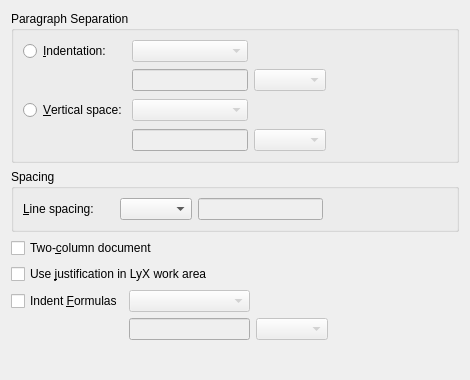
This is src/frontends/qt4/ui/TextLayoutUi.ui in cburschka/lyx as Qt 5 draws it before an edit. The edited form follows.
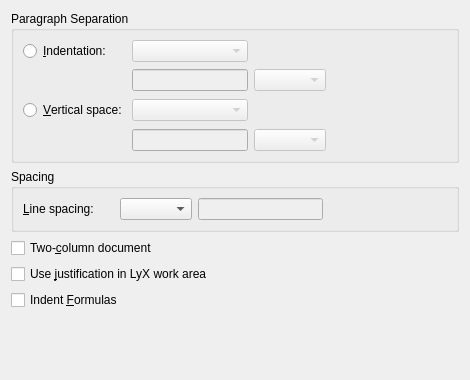
This is the edited form. Custom widgets are drawn as their Qt base class.

Commit message: Move mathindent from text layout to math settings as discussed

Patch:
```diff
--- a/src/frontends/qt4/ui/TextLayoutUi.ui
+++ b/src/frontends/qt4/ui/TextLayoutUi.ui
@@ -14,7 +14,7 @@
    <string/>
   </property>
   <layout class="QGridLayout" name="gridLayout_3">
-   <item row="0" column="0" colspan="4">
+   <item row="0" column="0" colspan="3">
     <widget class="QGroupBox" name="separateGB">
      <property name="title">
       <string>Paragraph Separation</string>
@@ -185,7 +185,7 @@
      </layout>
     </widget>
    </item>
-   <item row="1" column="0" colspan="4">
+   <item row="1" column="0" colspan="3">
     <widget class="QGroupBox" name="spacingGB">
      <property name="minimumSize">
       <size>
@@ -285,66 +285,7 @@
      </property>
     </widget>
    </item>
-   <item row="4" column="1">
-    <widget class="QComboBox" name="MathIndentCO">
-     <property name="enabled">
-      <bool>false</bool>
-     </property>
-     <property name="toolTip">
-      <string>Size of the indentation</string>
-     </property>
-    </widget>
-   </item>
-   <item row="4" column="2" colspan="2">
-    <spacer name="horizontalSpacer_3">
-     <property name="orientation">
-      <enum>Qt::Horizontal</enum>
-     </property>
-     <property name="sizeHint" stdset="0">
-      <size>
-       <width>203</width>
-       <height>20</height>
-      </size>
-     </property>
-    </spacer>
-   </item>
-   <item row="5" column="1">
-    <widget class="QLineEdit" name="MathIndentLE">
-     <property name="enabled">
-      <bool>false</bool>
-     </property>
-     <property name="toolTip">
-      <string/>
-     </property>
-     <property name="text">
-      <string/>
-     </property>
-    </widget>
-   </item>
-   <item row="5" column="2">
-    <widget class="lyx::frontend::LengthCombo" name="MathIndentLengthCO">
-     <property name="enabled">
-      <bool>false</bool>
-     </property>
-     <property name="toolTip">
-      <string/>
-     </property>
-    </widget>
-   </item>
-   <item row="5" column="3">
-    <spacer name="horizontalSpacer_2">
-     <property name="orientation">
-      <enum>Qt::Horizontal</enum>
-     </property>
-     <property name="sizeHint" stdset="0">
-      <size>
-       <width>79</width>
-       <height>20</height>
-      </size>
-     </property>
-    </spacer>
-   </item>
-   <item row="6" column="0" colspan="4">
+   <item row="5" column="0" colspan="3">
     <spacer>
      <property name="orientation">
       <enum>Qt::Vertical</enum>
```
Left out of the diff: 19 changed lines with no effect on the pictures. The commit also changes 2 other files.
